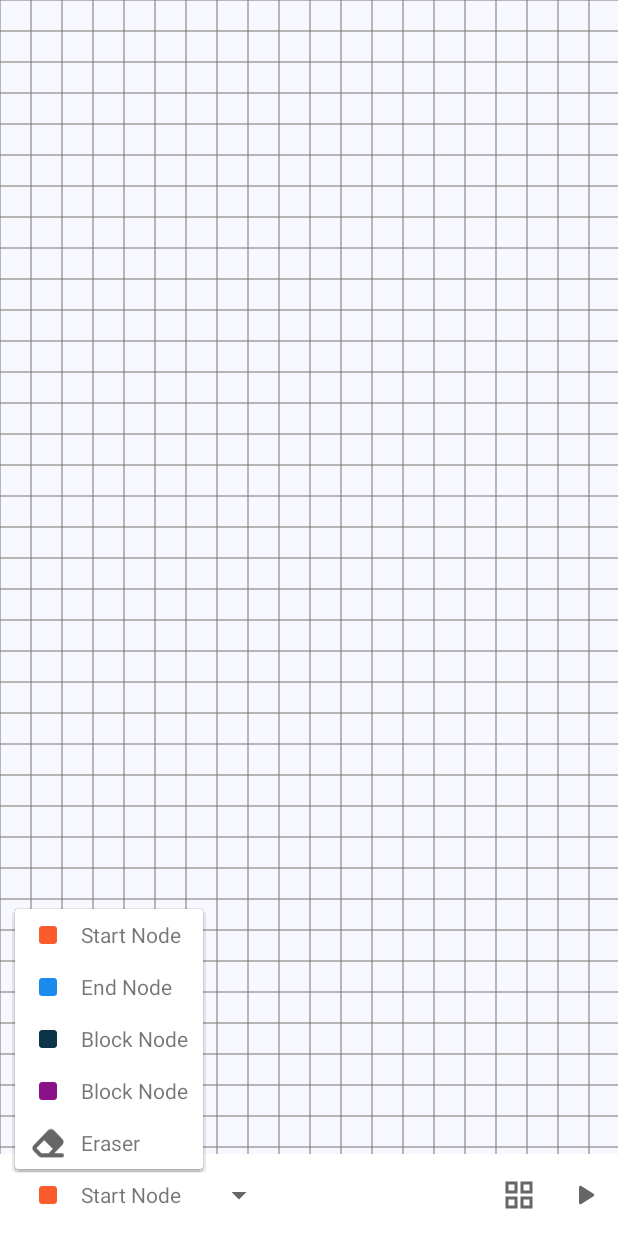
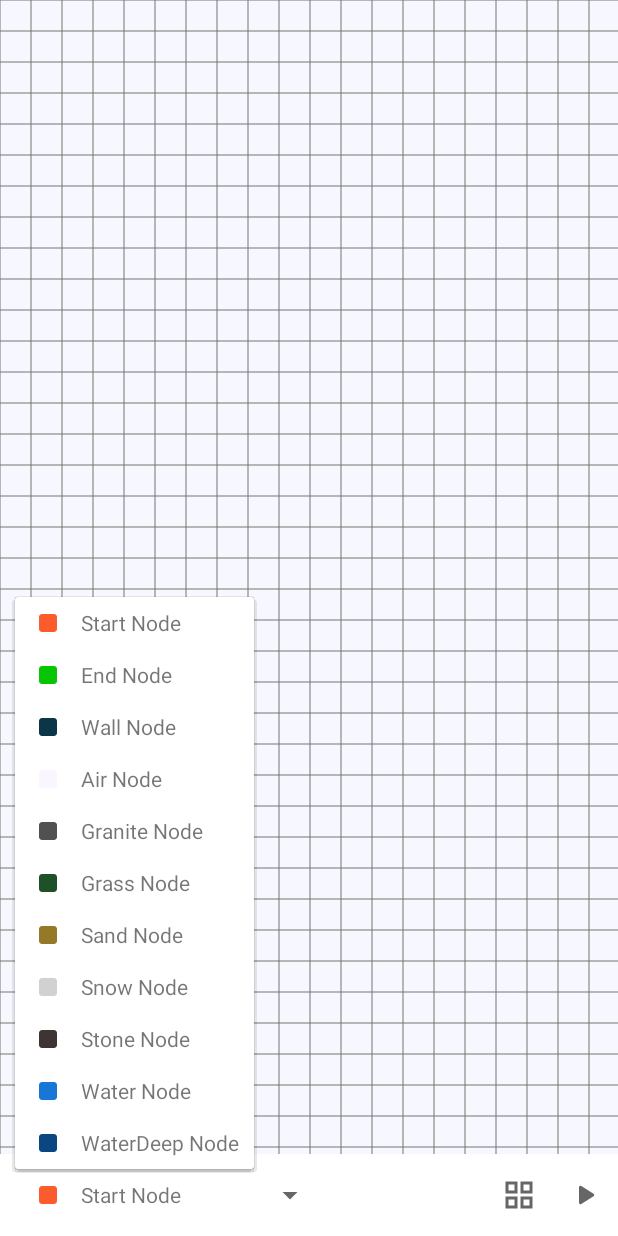
Before and after one commit to akhilasdeveloper/PathFinder, an Android app: the screen it shows after launch (MainActivity), after a tap on "Start Node", on a phone screen of 412 x 824 dp. Run offline under Robolectric (Android 15) with nearby library versions, the phone set to English and light mode, and no system bars; our stand-ins replace Timber.

Commit message:
Finishing migration to Sealed class from data class list

```diff
--- a/app/src/main/java/com/akhilasdeveloper/pathfinder/CellSpinnerAdapter.kt
+++ b/app/src/main/java/com/akhilasdeveloper/pathfinder/CellSpinnerAdapter.kt
@@ -2,16 +2,14 @@ package com.akhilasdeveloper.pathfinder
 
 import android.content.Context
 import android.content.res.ColorStateList
-import android.graphics.ColorFilter
 import android.view.LayoutInflater
 import android.view.View
 import android.view.ViewGroup
 import android.widget.ArrayAdapter
-import androidx.core.content.ContextCompat
 import androidx.core.widget.ImageViewCompat
 import com.akhilasdeveloper.pathfinder.databinding.CellSpinnerRowBinding
 import com.akhilasdeveloper.pathfinder.models.CellItem
-import com.akhilasdeveloper.pathfinder.views.colors
+import com.akhilasdeveloper.pathfinder.models.toColor
 
 class CellSpinnerAdapter(context: Context, list: ArrayList<CellItem>) :
     ArrayAdapter<CellItem>(context, 0, list) {
@@ -34,12 +32,10 @@ class CellSpinnerAdapter(context: Context, list: ArrayList<CellItem>) :
 
         getItem(position)?.let { item ->
             view.cellIcon.setImageResource(item.cellIcon)
-            colors[item.cellId]?.let { color ->
-                ImageViewCompat.setImageTintList(
-                    view.cellIcon,
-                    ColorStateList.valueOf(ContextCompat.getColor(context, color))
-                )
-            }
+            ImageViewCompat.setImageTintList(
+                view.cellIcon,
+                ColorStateList.valueOf(item.cellNode.color.toColor(context))
+            )
             view.cellName.text = item.cellName
         }
 
--- a/app/src/main/java/com/akhilasdeveloper/pathfinder/MainActivity.kt
+++ b/app/src/main/java/com/akhilasdeveloper/pathfinder/MainActivity.kt
@@ -9,21 +9,14 @@ import android.widget.LinearLayout
 import android.widget.Toast
 import androidx.appcompat.app.AppCompatActivity
 import androidx.appcompat.widget.PopupMenu
-import androidx.core.content.ContextCompat
 import com.akhilasdeveloper.pathfinder.algorithms.HeapMinHash
 import com.akhilasdeveloper.pathfinder.algorithms.pathfinding.findPathDijkstra
 import com.akhilasdeveloper.pathfinder.algorithms.pathfinding.getData
 import com.akhilasdeveloper.pathfinder.databinding.ActivityMainBinding
-import com.akhilasdeveloper.pathfinder.models.CellItem
-import com.akhilasdeveloper.pathfinder.models.Point
-import com.akhilasdeveloper.pathfinder.models.Square
-import com.akhilasdeveloper.pathfinder.views.Keys
-import com.akhilasdeveloper.pathfinder.views.Keys.BLOCK1
+import com.akhilasdeveloper.pathfinder.models.*
 import com.akhilasdeveloper.pathfinder.views.SpanGrid
-import com.akhilasdeveloper.pathfinder.views.colors
 import com.google.android.material.bottomsheet.BottomSheetBehavior
 import kotlinx.coroutines.*
-import kotlin.math.abs
 import kotlin.math.floor
 import kotlin.random.Random
 
@@ -37,7 +30,7 @@ class MainActivity : AppCompatActivity() {
     internal var startPont: Point? = null
     internal var endPont: Point? = null
     private var gaps = mutableListOf<Point>()
-    internal var gridHash: HashMap<Point, Square> = hashMapOf()
+    internal var gridHash: HashMap<Point, Node> = hashMapOf()
     internal var heapMin: HeapMinHash<Point> = HeapMinHash()
     internal var sleepVal = 0L
     private var selectedItem = 0
@@ -126,38 +119,31 @@ class MainActivity : AppCompatActivity() {
     }
 
     private fun plotPointOnTouch(px: Point) {
-        when (val type = getType()) {
-            Keys.BLOCK -> {
-                setBit(px, type, Int.MAX_VALUE)
-                gridCanvasView.play()
-            }
-            Keys.BLOCK1 -> {
-                setBit(px, type, 200)
-                gridCanvasView.play()
-            }
-            Keys.START -> {
+        when (val node = getType()) {
+
+            is Node.StartNode -> {
 
                 startPont?.let { start ->
                     clearBit(start)
                 }
 
                 startPont = px
-                setBit(px, type, 0)
+                setBit(px, node)
 
                 gridCanvasView.play()
             }
-            Keys.END -> {
+            is Node.EndNode -> {
 
                 endPont?.let { start ->
                     clearBit(start)
                 }
 
                 endPont = px
-                setBit(px, type, 0)
+                setBit(px, node)
 
                 gridCanvasView.play()
             }
-            Keys.ERASER -> {
+            is Node.AirNode -> {
                 clearBit(px)
                 if (px == startPont)
                     startPont = null
@@ -165,11 +151,15 @@ class MainActivity : AppCompatActivity() {
                     endPont = null
                 gridCanvasView.play()
             }
+            else -> {
+                setBit(px, node)
+                gridCanvasView.play()
+            }
         }
     }
 
     private fun getType() =
-        cellList[selectedItem].cellId
+        cellList[selectedItem].cellNode
 
     private fun init() {
         bottomSheetBehavior = BottomSheetBehavior.from(binding.bottomSheet)
@@ -190,39 +180,87 @@ class MainActivity : AppCompatActivity() {
     private fun initialiseLists() {
         cellList.add(
             CellItem(
-                cellId = Keys.START,
+                cellNode = Node.StartNode(),
                 cellIcon = R.drawable.ic_round_stop_24,
                 cellName = "Start Node"
             )
         )
         cellList.add(
             CellItem(
-                cellId = Keys.END,
+                cellNode = Node.EndNode(),
                 cellIcon = R.drawable.ic_round_stop_24,
                 cellName = "End Node"
             )
         )
         cellList.add(
             CellItem(
-                cellId = Keys.BLOCK,
+                cellNode = Node.WallNode(),
                 cellIcon = R.drawable.ic_round_stop_24,
-                cellName = "Block Node"
+                cellName = "Wall Node"
             )
         )
         cellList.add(
             CellItem(
-                cellId = Keys.BLOCK1,
+                cellNode = Node.AirNode(),
                 cellIcon = R.drawable.ic_round_stop_24,
-                cellName = "Block Node"
+                cellName = "Air Node"
             )
         )
         cellList.add(
             CellItem(
-                cellId = Keys.ERASER,
-                cellIcon = R.drawable.ic_eraser_solid,
-                cellName = "Eraser"
+                cellNode = Node.GraniteNode(),
+                cellIcon = R.drawable.ic_round_stop_24,
+                cellName = "Granite Node"
             )
         )
+        cellList.add(
+            CellItem(
+                cellNode = Node.GrassNode(),
+                cellIcon = R.drawable.ic_round_stop_24,
+                cellName = "Grass Node"
+            )
+        )
+
+        cellList.add(
+            CellItem(
+                cellNode = Node.SandNode(),
+                cellIcon = R.drawable.ic_round_stop_24,
+                cellName = "Sand Node"
+            )
+        )
+
+        cellList.add(
+            CellItem(
+                cellNode = Node.SnowNode(),
+                cellIcon = R.drawable.ic_round_stop_24,
+                cellName = "Snow Node"
+            )
+        )
+
+        cellList.add(
+            CellItem(
+                cellNode = Node.StoneNode(),
+                cellIcon = R.drawable.ic_round_stop_24,
+                cellName = "Stone Node"
+            )
+        )
+
+        cellList.add(
+            CellItem(
+                cellNode = Node.WaterNode(),
+                cellIcon = R.drawable.ic_round_stop_24,
+                cellName = "Water Node"
+            )
+        )
+
+        cellList.add(
+            CellItem(
+                cellNode = Node.WaterDeepNode(),
+                cellIcon = R.drawable.ic_round_stop_24,
+                cellName = "WaterDeep Node"
+            )
+        )
+
 
         pathAlgorithmList.add("Digkstra")
         gridAlgorithmList.add("Recursive Maze")
@@ -286,13 +324,13 @@ class MainActivity : AppCompatActivity() {
         val yEnd = gHeight + startPoint.y
 
         for (i in startPoint.x until xEnd) {
-            setBit(Point(i,startPoint.y), Keys.BLOCK, Int.MAX_VALUE)
-            setBit(Point(i, yEnd), Keys.BLOCK, Int.MAX_VALUE)
+            setBit(Point(i,startPoint.y), Node.WallNode())
+            setBit(Point(i, yEnd), Node.WallNode())
             gridCanvasView.play()
         }
         for (j in startPoint.y until yEnd + 1) {
-            setBit(Point(startPoint.x, j), Keys.BLOCK, Int.MAX_VALUE)
-            setBit(Point(xEnd, j), Keys.BLOCK, Int.MAX_VALUE)
+            setBit(Point(startPoint.x, j), Node.WallNode())
+            setBit(Point(xEnd, j), Node.WallNode())
             gridCanvasView.play()
         }
     }
@@ -386,7 +424,7 @@ class MainActivity : AppCompatActivity() {
             runBlocking {
                 delay(sleepVal)
             }
-            setBit(Point(i, y), Keys.BLOCK, Int.MAX_VALUE)
+            setBit(Point(i, y), Node.WallNode())
             gridCanvasView.play()
         }
     }
@@ -396,20 +434,23 @@ class MainActivity : AppCompatActivity() {
             runBlocking {
                 delay(sleepVal)
             }
-            setBit(Point(x, i), Keys.BLOCK, Int.MAX_VALUE)
+            setBit(Point(x, i), Node.WallNode())
             gridCanvasView.play()
         }
     }
 
-    internal fun setBit(point: Point, type: Int, weight: Int) {
+    internal fun setBit(point: Point, node: Node) {
         val data = getData(point)
-        gridHash[point] = data.copy(type = type, weight = weight)
-        colors[type]?.let {
-            gridCanvasView.plotPoint(
-                point,
-                ContextCompat.getColor(this, it)
-            )
+        gridHash[point] = node.apply {
+            nodeData = data.nodeData
         }
+
+        val color = if (node.nodeData.isVisited) R.color.visited.toColor(this) else node.color.toColor(this)
+
+        gridCanvasView.plotPoint(
+            point,
+            color
+        )
 
     }
 
--- a/app/src/main/java/com/akhilasdeveloper/pathfinder/algorithms/HeapMinHash.kt
+++ b/app/src/main/java/com/akhilasdeveloper/pathfinder/algorithms/HeapMinHash.kt
@@ -1,10 +1,10 @@
 package com.akhilasdeveloper.pathfinder.algorithms
 
-import com.akhilasdeveloper.pathfinder.models.Square
+import com.akhilasdeveloper.pathfinder.models.Node
 
 class HeapMinHash<T> {
     private val heapMin: MutableList<T> = mutableListOf()
-    private var data: HashMap<T, Square> = hashMapOf()
+    private var data: HashMap<T, Node> = hashMapOf()
 
     private fun getLeftChildIndex(parentIndex: Int) = 2 * parentIndex + 1
     private fun getRightChildIndex(parentIndex: Int) = 2 * parentIndex + 2
@@ -18,7 +18,7 @@ class HeapMinHash<T> {
     private fun rightChild(index: Int) = heapMin[getRightChildIndex(index)]
     private fun parent(index: Int) = heapMin[getParentIndex(index)]
 
-    fun pull(data: HashMap<T, Square>?): T? {
+    fun pull(data: HashMap<T, Node>?): T? {
         this.data = data ?: hashMapOf()
         if (heapMin.size == 0) return null
         val item = heapMin[0]
@@ -28,7 +28,7 @@ class HeapMinHash<T> {
         return item
     }
 
-    fun push(item: T, data: HashMap<T, Square>?) {
+    fun push(item: T, data: HashMap<T, Node>?) {
         this.data = data ?: hashMapOf()
         heapMin.add(item)
         heapUp()
@@ -49,7 +49,7 @@ class HeapMinHash<T> {
         }
     }
 
-    private fun getData(index: T) = data.getOrPut(index) { Square() }
+    private fun getData(index: T) = data.getOrPut(index) { Node.AirNode() }
 
     private fun heapDown() {
         if (data.isNotEmpty()) {
--- a/app/src/main/java/com/akhilasdeveloper/pathfinder/models/CellItem.kt
+++ b/app/src/main/java/com/akhilasdeveloper/pathfinder/models/CellItem.kt
@@ -4,7 +4,7 @@ import android.graphics.drawable.Icon
 import androidx.core.graphics.drawable.IconCompat
 
 data class CellItem(
-    val cellId: Int,
+    val cellNode: Node,
     val cellIcon: Int,
     val cellName: String
 )
--- a/app/src/main/java/com/akhilasdeveloper/pathfinder/models/Node.kt
+++ b/app/src/main/java/com/akhilasdeveloper/pathfinder/models/Node.kt
@@ -1,19 +1,50 @@
 package com.akhilasdeveloper.pathfinder.models
 
+import android.content.Context
+import androidx.core.content.ContextCompat
+import com.akhilasdeveloper.pathfinder.R
+
 sealed class Node(
+    var weight: Int = 1,
+    var color: Int,
+    var nodeData: NodeData = NodeData()
+) {
+    class StartNode() : Node(nodeData = NodeData(distance = 0),color = R.color.start)
+    class EndNode() : Node(color = R.color.end)
+    class AirNode() : Node( color = R.color.empty)
+    class GraniteNode() : Node(weight = 50, color = R.color.granite)
+    class GrassNode() : Node(weight = 5, color = R.color.grass)
+    class SandNode() : Node(weight = 7, color = R.color.sand)
+    class SnowNode() : Node(weight = 75, color = R.color.snow)
+    class StoneNode() : Node(weight = 25, color = R.color.stone)
+    class WaterNode() : Node(weight = 50, color = R.color.water)
+    class WaterDeepNode() : Node(weight = 100, color = R.color.water_deep)
+    class WallNode() : Node(weight = Int.MAX_VALUE,color = R.color.block)
+    class PathNode() : Node(color = R.color.path)
+
+    var distance = nodeData.distance
+         set(value) {
+             nodeData.distance = value
+             field = value
+         }
+
+    var previous = nodeData.previous
+        set(value) {
+            nodeData.previous = value
+            field = value
+        }
+
+    fun asVisited(): Node {
+        nodeData.isVisited = true
+        return this
+    }
+
+}
+
+data class NodeData(
     var distance: Int = Int.MAX_VALUE,
-    var weight: Int = 1,
+    var isVisited: Boolean = false,
     var previous: Point? = null
-){
-    class StartNode() : Node()
-    class EndNode() : Node()
-    class AirNode() : Node(weight = 0)
-    class GraniteNode() : Node(weight = 50)
-    class GrassNode() : Node(weight = 5)
-    class SandNode() : Node(weight = 7)
-    class SnowNode() : Node(weight = 75)
-    class StoneNode() : Node(weight = 25)
-    class WaterNode() : Node(weight = 50)
-    class WaterDeepNode() : Node(weight = 100)
-    class WallNode() : Node()
-}
+)
+
+fun Int.toColor(context: Context) = ContextCompat.getColor(context, this)
--- a/app/src/main/java/com/akhilasdeveloper/pathfinder/views/Keys.kt
+++ b/app/src/main/java/com/akhilasdeveloper/pathfinder/views/Keys.kt
@@ -1,24 +1,3 @@
 package com.akhilasdeveloper.pathfinder.views
 
 import com.akhilasdeveloper.pathfinder.R
-
-object Keys {
-    val BLOCK : Int = 0
-    val BLOCK1 : Int = 12
-    val START : Int = 1
-    val END : Int = 2
-    val PATH : Int = 3
-    val VISITED : Int = 4
-    val EMPTY : Int = 5
-    val ERASER : Int = -1
-}
-
-val colors = hashMapOf<Int, Int>(
-    Keys.BLOCK to R.color.block,
-    Keys.BLOCK1 to R.color.block1,
-    Keys.START to R.color.start,
-    Keys.END to R.color.end,
-    Keys.PATH to R.color.path,
-    Keys.VISITED to R.color.visited,
-    Keys.EMPTY to R.color.empty
-)
--- a/app/src/main/res/values-night/colors.xml
+++ b/app/src/main/res/values-night/colors.xml
@@ -10,12 +10,17 @@
 
     <color name="empty">#0c3547</color>
     <color name="block">#F9F6FF</color>
-    <color name="block1">#8A1188</color>
+    <color name="granite">#515151</color>
+    <color name="grass">#1E5128</color>
+    <color name="sand">#957928</color>
+    <color name="snow">#D1D1D1</color>
+    <color name="stone">#3E3434</color>
+    <color name="water">#1877D6</color>
+    <color name="water_deep">#0C4681</color>
     <color name="start">#fc5b2d</color>
-    <color name="end">#1A8AEC</color>
-    <color name="path">#74C5D6</color>
-    <color name="visited">#D3B772</color>
-    <color name="line">#D5D3DD</color>
+    <color name="end">#07C500</color>
+    <color name="path">#FFE500</color>
+    <color name="visited">#D8E9A8</color>
 
     <color name="rippleColor">#000000</color>
     <color name="statusBarColor">#121212</color>
--- a/app/src/main/res/values/colors.xml
+++ b/app/src/main/res/values/colors.xml
@@ -10,12 +10,17 @@
 
     <color name="empty">#F9F6FF</color>
     <color name="block">#0c3547</color>
-    <color name="block1">#8A1188</color>
+    <color name="granite">#515151</color>
+    <color name="grass">#1E5128</color>
+    <color name="sand">#957928</color>
+    <color name="snow">#D1D1D1</color>
+    <color name="stone">#3E3434</color>
+    <color name="water">#1877D6</color>
+    <color name="water_deep">#0C4681</color>
     <color name="start">#fc5b2d</color>
-    <color name="end">#1A8AEC</color>
-    <color name="path">#4E9F3D</color>
+    <color name="end">#07C500</color>
+    <color name="path">#FFE500</color>
     <color name="visited">#D8E9A8</color>
-    <color name="line">#1E5128</color>
 
     <color name="rippleColor">#000000</color>
     <color name="statusBarColor">#FFFFFF</color>
```
Also changed, not shown: app/src/main/java/com/akhilasdeveloper/pathfinder/algorithms/pathfinding/Dijkstra.kt (+8 -10 lines), app/src/main/java/com/akhilasdeveloper/pathfinder/models/Square.kt (+0 -9 lines).
